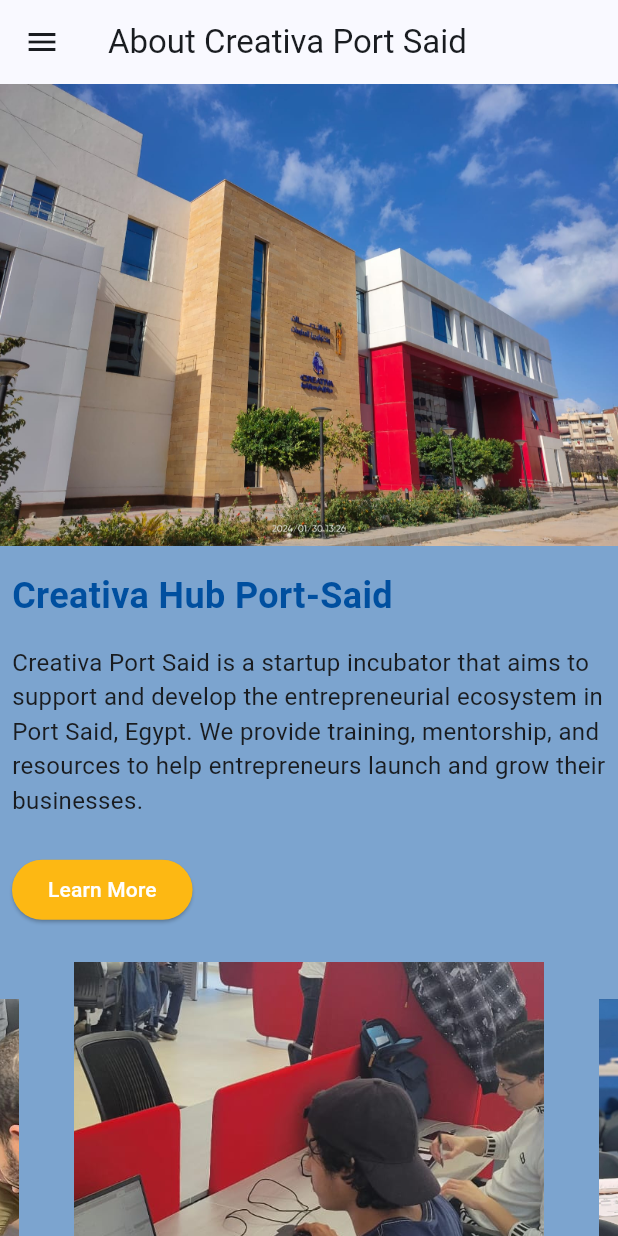
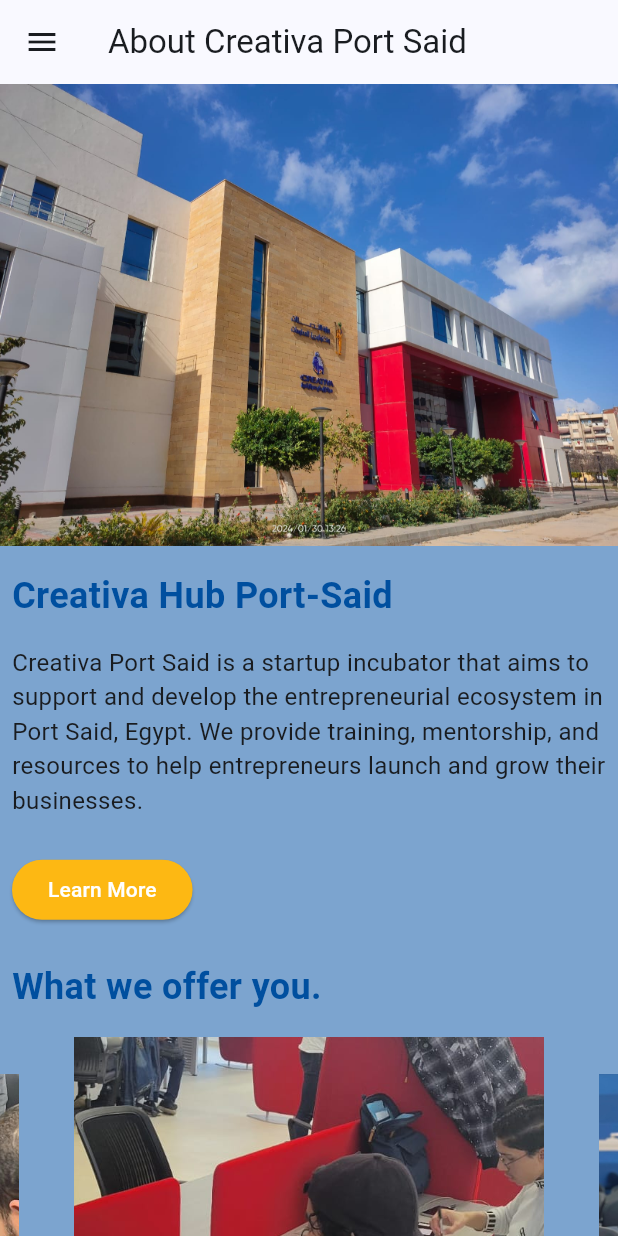
Before and after one commit to OmarSanad3/creativa-port-said-flutter-app, a Flutter app: the screen it shows after launch, on a phone screen of 412 x 824 dp. Run offline on Flutter 3.47's test engine with Material 3 defaults, Android fonts, the light colour scheme and no system bars; drawn by our look-alikes of carousel_slider; our stand-ins replace cloud_firestore, firebase_auth, firebase_core, font_awesome_flutter; missing offline and left inert: qr_code_scanner; accounts and stored records are empty.

Commit message:
Added explore some courses subpage

```diff
--- a/lib/widgets/screens/about_creativa_screen.dart
+++ b/lib/widgets/screens/about_creativa_screen.dart
@@ -1,5 +1,6 @@
 import 'package:creative_portsaid/data/images_in_the_slider.dart';
 import 'package:creative_portsaid/main.dart';
+import 'package:creative_portsaid/widgets/screens/explore_some_courses.dart';
 import 'package:creative_portsaid/widgets/screens/sliding_subpage.dart';
 import 'package:flutter/material.dart';
 import 'package:font_awesome_flutter/font_awesome_flutter.dart';
@@ -75,10 +76,34 @@
               ),
             ),
             const SizedBox(height: 8),
+            const Padding(
+              padding: EdgeInsets.all(8),
+              child: Text(
+                "What we offer you.",
+                style: TextStyle(
+                  fontSize: 24,
+                  color: kBlueColor,
+                  fontWeight: FontWeight.bold,
+                ),
+              ),
+            ),
             SlidingSubpage(
               images: imagesInTheSlider,
             ),
             const SizedBox(height: 50),
+            const Padding(
+              padding: EdgeInsets.all(8),
+              child: Text(
+                "Explore Our Courses",
+                style: TextStyle(
+                  fontSize: 24,
+                  color: kBlueColor,
+                  fontWeight: FontWeight.bold,
+                ),
+              ),
+            ),
+            const ExploreSomeCourses(),
+            const SizedBox(height: 8),
             Row(
               mainAxisAlignment: MainAxisAlignment.center,
               crossAxisAlignment: CrossAxisAlignment.center,
```
